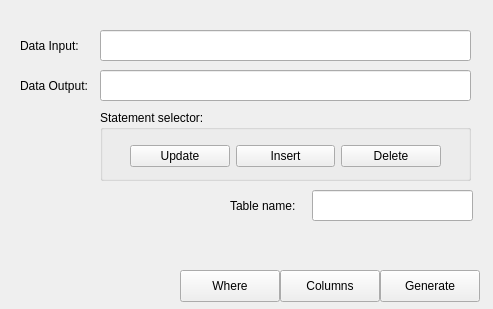
stefanmarjanovic/Query-Builder-2, file mainwindow.ui: the form before one commit.
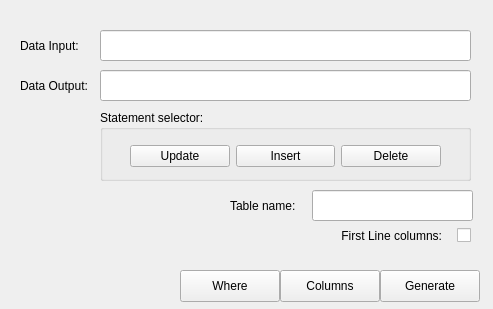
The form after the commit.

Commit message:
read first line
*read first line into columns without manual input

Patch:
```diff
--- a/mainwindow.ui
+++ b/mainwindow.ui
@@ -183,6 +183,31 @@
      <string>Table name:</string>
     </property>
    </widget>
+   <widget class="QCheckBox" name="checkBox">
+    <property name="enabled">
+     <bool>true</bool>
+    </property>
+    <property name="geometry">
+     <rect>
+      <x>320</x>
+      <y>220</y>
+      <width>151</width>
+      <height>31</height>
+     </rect>
+    </property>
+    <property name="toolTip">
+     <string extracomment="Check this box if the first line of the file contains column names"/>
+    </property>
+    <property name="layoutDirection">
+     <enum>Qt::RightToLeft</enum>
+    </property>
+    <property name="text">
+     <string>First Line columns:   </string>
+    </property>
+    <property name="tristate">
+     <bool>false</bool>
+    </property>
+   </widget>
   </widget>
  </widget>
  <resources/>
```
Left out of the diff: 9 changed lines with no effect on the pictures. The commit also changes 5 other files.
